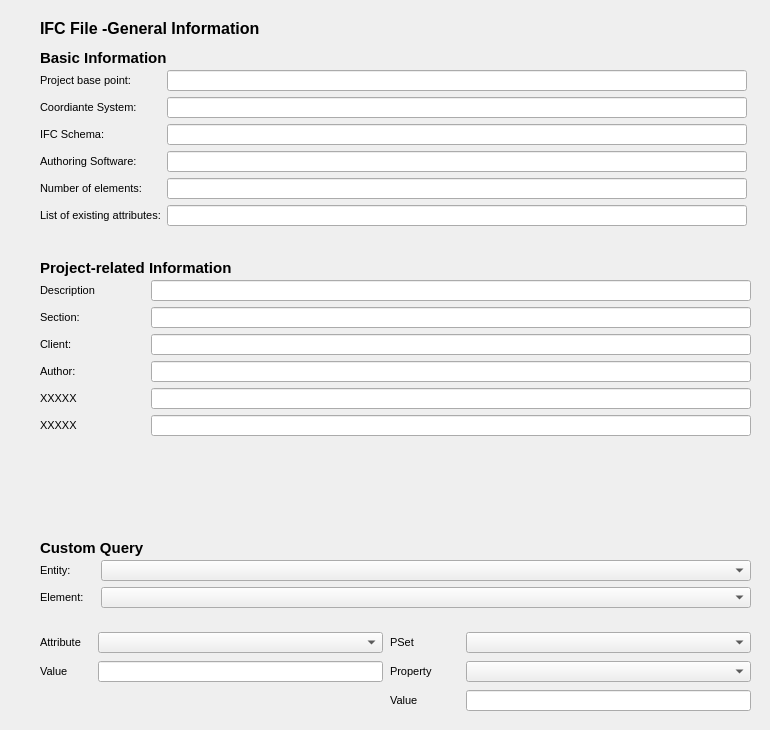
Above: GUI_Windows/ifc_info_checker.ui from ivanfelipeib/Masterarbeit before the change. Below: the same form after it.
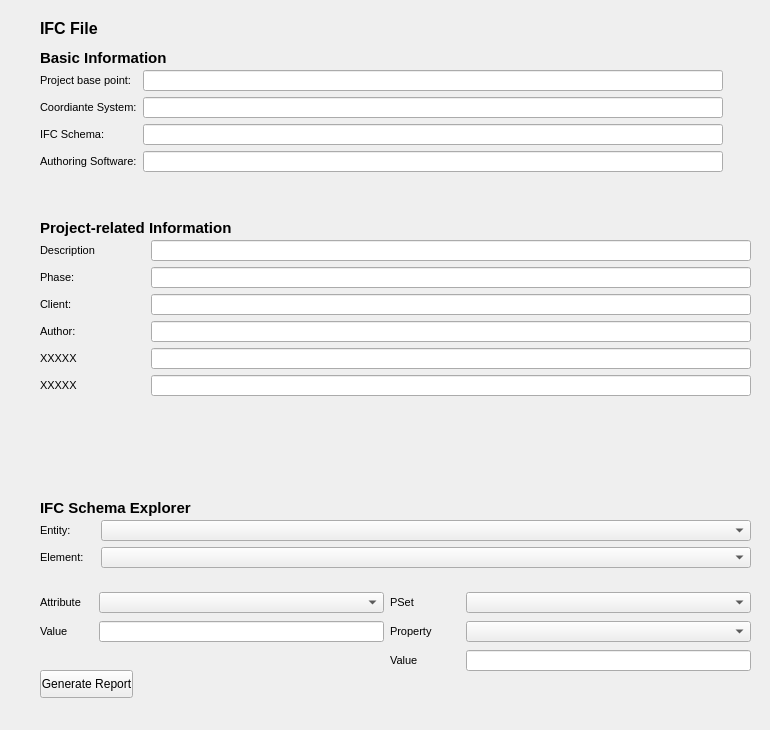
That is the form after the change.

Commit message: Add functionality generate Excel report of IFC Entity's attributes and Properties

What changed in the file:
```diff
--- a/GUI_Windows/ifc_info_checker.ui
+++ b/GUI_Windows/ifc_info_checker.ui
@@ -50,7 +50,7 @@
      </font>
     </property>
     <property name="text">
-     <string>IFC File -General Information</string>
+     <string>IFC File</string>
     </property>
    </widget>
    <widget class="QWidget" name="layoutWidget">
@@ -58,8 +58,8 @@
      <rect>
       <x>40</x>
       <y>70</y>
-      <width>713</width>
-      <height>170</height>
+      <width>734</width>
+      <height>121</height>
      </rect>
     </property>
     <layout class="QVBoxLayout" name="verticalLayout">
@@ -257,100 +257,6 @@
        </item>
       </layout>
      </item>
-     <item>
-      <layout class="QHBoxLayout" name="horizontalLayout_7">
-       <item>
-        <widget class="QLabel" name="lbl_purpose">
-         <property name="sizePolicy">
-          <sizepolicy hsizetype="MinimumExpanding" vsizetype="MinimumExpanding">
-           <horstretch>0</horstretch>
-           <verstretch>0</verstretch>
-          </sizepolicy>
-         </property>
-         <property name="font">
-          <font>
-           <pointsize>8</pointsize>
-          </font>
-         </property>
-         <property name="text">
-          <string>Number of elements:</string>
-         </property>
-        </widget>
-       </item>
-       <item>
-        <widget class="QLineEdit" name="txt_num_elements">
-         <property name="sizePolicy">
-          <sizepolicy hsizetype="Fixed" vsizetype="Fixed">
-           <horstretch>0</horstretch>
-           <verstretch>0</verstretch>
-          </sizepolicy>
-         </property>
-         <property name="minimumSize">
-          <size>
-           <width>580</width>
-           <height>21</height>
-          </size>
-         </property>
-         <property name="maximumSize">
-          <size>
-           <width>580</width>
-           <height>21</height>
-          </size>
-         </property>
-         <property name="readOnly">
-          <bool>true</bool>
-         </property>
-        </widget>
-       </item>
-      </layout>
-     </item>
-     <item>
-      <layout class="QHBoxLayout" name="horizontalLayout_8">
-       <item>
-        <widget class="QLabel" name="lbl_milestone">
-         <property name="sizePolicy">
-          <sizepolicy hsizetype="MinimumExpanding" vsizetype="MinimumExpanding">
-           <horstretch>0</horstretch>
-           <verstretch>0</verstretch>
-          </sizepolicy>
-         </property>
-         <property name="font">
-          <font>
-           <pointsize>8</pointsize>
-          </font>
-         </property>
-         <property name="text">
-          <string>List of existing attributes:</string>
-         </property>
-        </widget>
-       </item>
-       <item>
-        <widget class="QLineEdit" name="txt_list_attributes">
-         <property name="sizePolicy">
-          <sizepolicy hsizetype="Fixed" vsizetype="Fixed">
-           <horstretch>0</horstretch>
-           <verstretch>0</verstretch>
-          </sizepolicy>
-         </property>
-         <property name="minimumSize">
-          <size>
-           <width>580</width>
-           <height>21</height>
-          </size>
-         </property>
-         <property name="maximumSize">
-          <size>
-           <width>580</width>
-           <height>21</height>
-          </size>
-         </property>
-         <property name="readOnly">
-          <bool>true</bool>
-         </property>
-        </widget>
-       </item>
-      </layout>
-     </item>
     </layout>
    </widget>
    <widget class="QLabel" name="lbl_ids_info_title_2">
@@ -378,7 +284,7 @@
     <property name="geometry">
      <rect>
       <x>40</x>
-      <y>260</y>
+      <y>220</y>
       <width>251</width>
       <height>16</height>
      </rect>
@@ -399,7 +305,7 @@
     <property name="geometry">
      <rect>
       <x>40</x>
-      <y>540</y>
+      <y>500</y>
       <width>251</width>
       <height>16</height>
      </rect>
@@ -413,14 +319,14 @@
      </font>
     </property>
     <property name="text">
-     <string>Custom Query</string>
+     <string>IFC Schema Explorer</string>
     </property>
    </widget>
    <widget class="QWidget" name="layoutWidget_2">
     <property name="geometry">
      <rect>
       <x>40</x>
-      <y>280</y>
+      <y>240</y>
       <width>711</width>
       <height>231</height>
      </rect>
@@ -474,7 +380,7 @@
           </font>
          </property>
          <property name="text">
-          <string>Section:</string>
+          <string>Phase:</string>
          </property>
         </widget>
        </item>
@@ -645,7 +551,7 @@
     <property name="geometry">
      <rect>
       <x>40</x>
-      <y>560</y>
+      <y>520</y>
       <width>711</width>
       <height>61</height>
      </rect>
@@ -736,8 +642,8 @@
     <property name="geometry">
      <rect>
       <x>40</x>
-      <y>630</y>
-      <width>343</width>
+      <y>590</y>
+      <width>344</width>
       <height>54</height>
      </rect>
     </property>
@@ -827,7 +733,7 @@
     <property name="geometry">
      <rect>
       <x>390</x>
-      <y>630</y>
+      <y>590</y>
       <width>361</width>
       <height>83</height>
      </rect>
@@ -952,6 +858,19 @@
      </item>
     </layout>
    </widget>
+   <widget class="QPushButton" name="btn_report">
+    <property name="geometry">
+     <rect>
+      <x>40</x>
+      <y>670</y>
+      <width>93</width>
+      <height>28</height>
+     </rect>
+    </property>
+    <property name="text">
+     <string>Generate Report</string>
+    </property>
+   </widget>
   </widget>
  </widget>
  <resources/>
```
The commit also changes 2 other files.
